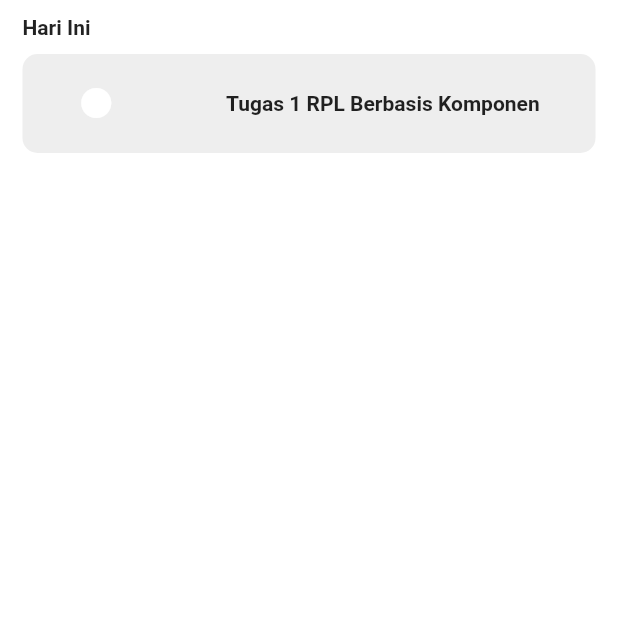
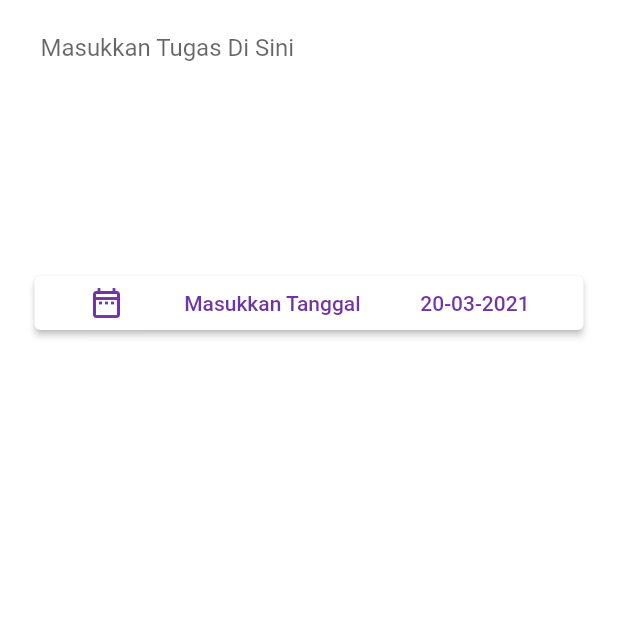
Before and after one commit to alwijein/anti-ngaret, a Flutter app: the ListTugas screen opened directly, on a phone screen of 412 x 824 dp, the top half of it. Run offline on Flutter 3.47's test engine with Material 2 defaults, Android fonts, the light colour scheme and no system bars; our stand-ins replace flutter_svg, rive; statements that could not run were skipped.

Commit message:
penmabahan fitur date picker

```diff
--- a/lib/Screens/Tugas/components/body.dart
+++ b/lib/Screens/Tugas/components/body.dart
@@ -1,6 +1,29 @@
 import 'package:flutter/material.dart';
+import 'package:intl/intl.dart';
+import 'package:latihan_x0x0x/constants.dart';
+import 'package:latihan_x0x0x/util/date_time_picker.dart';
+class Body extends StatefulWidget {
+  @override
+  _BodyState createState() => _BodyState();
+}
 
-class Body extends StatelessWidget {
+class _BodyState extends State<Body> {
+TextEditingController _dateController = new TextEditingController();
+
+  DateTime selectedDate = DateTime.now();
+  var myFormat = DateFormat('d-MM-yyyy');
+
+Future<void> _selectDate(BuildContext context) async {
+    final DateTime picked = await showDatePicker(
+        context: context,
+        initialDate: selectedDate,
+        firstDate: DateTime(2015, 8),
+        lastDate: DateTime(2101));
+    setState(() {
+      selectedDate = picked ?? selectedDate;
+    });
+  }
+
   @override
   Widget build(BuildContext context) {
     Size size = MediaQuery.of(context).size;
@@ -8,48 +31,41 @@ class Body extends StatelessWidget {
       margin: EdgeInsets.symmetric(vertical: 10, horizontal: 15),
       child: ListView(
         children: [
-          Text(
-            'Hari Ini',
-            style: TextStyle(fontWeight: FontWeight.bold),
-          ),
-          SizedBox(
-            height: 10,
-          ),
-          RoundedCardTugas(textTugas: "Tugas 1 RPL Berbasis Komponen",)
-        ],
-      ),
-    );
-  }
-}
-
-class RoundedCardTugas extends StatelessWidget {
-  final String textTugas;
-  final Function press;
-  const RoundedCardTugas({
-    Key key, this.textTugas, this.press,
-  }) : super(key: key);
-
-
-  @override
-  Widget build(BuildContext context) {
-    Size size = MediaQuery.of(context).size;
-    return Container(
-      width: size.width,
-      height: size.height * 0.08,
-      decoration: BoxDecoration(
-          borderRadius: BorderRadius.circular(10.0),
-          color: Colors.grey.shade200),
-      child: Row(
-        mainAxisAlignment: MainAxisAlignment.spaceAround,
-        children: [
-          Icon(
-            Icons.circle,
-            color: Colors.white,
-          ),
-          Text(
-            textTugas,
-            style: TextStyle(
-              fontWeight: FontWeight.bold,
+          Padding(
+            padding: const EdgeInsets.all(8.0),
+            child: Column(
+              children: <Widget>[
+                Card(
+                  elevation: 0,
+                  child: TextField(
+                    maxLines: 8,
+                    decoration: InputDecoration.collapsed(
+                      hintText: "Masukkan Tugas Di Sini",
+                    ),
+                  ),
+                ),
+                ElevatedButton(
+                  style: ElevatedButton.styleFrom(
+                    primary: Colors.white,
+                  ),
+                  onPressed: () => _selectDate(context),
+                  child: Row(
+                    mainAxisAlignment: MainAxisAlignment.spaceAround,
+                    crossAxisAlignment: CrossAxisAlignment.center,
+                    children: [
+                      Icon(
+                        Icons.date_range_outlined,
+                        color: kPrimaryColor,
+                      ),
+                      Text('Masukkan Tanggal',
+                      style: TextStyle(color: kPrimaryColor),),
+                      Text(
+                        '${myFormat.format(selectedDate)}',
+                      style: TextStyle(color: kPrimaryColor),),
+                    ],
+                  ),
+                ),
+              ],
             ),
           ),
         ],
--- a/lib/main.dart
+++ b/lib/main.dart
@@ -1,10 +1,12 @@
 import 'package:flutter/material.dart';
 import 'package:latihan_x0x0x/Screens/Login/login_screen.dart';
 import 'package:latihan_x0x0x/constants.dart';
+import 'package:latihan_x0x0x/splash_screen.dart';
 
 void main() {
   runApp(MyApp());
 }
+
 
 class MyApp extends StatelessWidget {
   // This widget is the root of your application.
@@ -17,7 +19,7 @@ class MyApp extends StatelessWidget {
         primaryColor: kPrimaryColor,
         scaffoldBackgroundColor: Colors.white,
       ),
-      home: LoginScreen(),
+      home: SplashScreen(),
     );
   }
 }
--- a/pubspec.yaml
+++ b/pubspec.yaml
@@ -30,6 +30,8 @@ dependencies:
   cupertino_icons: ^1.0.2
   flutter_svg: ^0.19.3
   google_fonts: ^2.0.0
+  rive: ^0.6.8
+  intl: ^0.17.0
 dev_dependencies:
   flutter_test:
     sdk: flutter
@@ -50,6 +52,7 @@ flutter:
     - assets/images/
     - assets/images/users/
     - assets/icons/
+    - assets/animations/
 
   # An image asset can refer to one or more resolution-specific "variants", see
   # https://flutter.dev/assets-and-images/#resolution-aware.
```
Also changed, not shown: lib/Screens/Tugas/components/date_picker.dart (added, +93 -0 lines), lib/components/rounded_card_tugas.dart (added, +39 -0 lines), lib/splash_screen.dart (added, +72 -0 lines), lib/util/date_time_picker.dart (added, +40 -0 lines), pubspec.lock, 2 other files.
